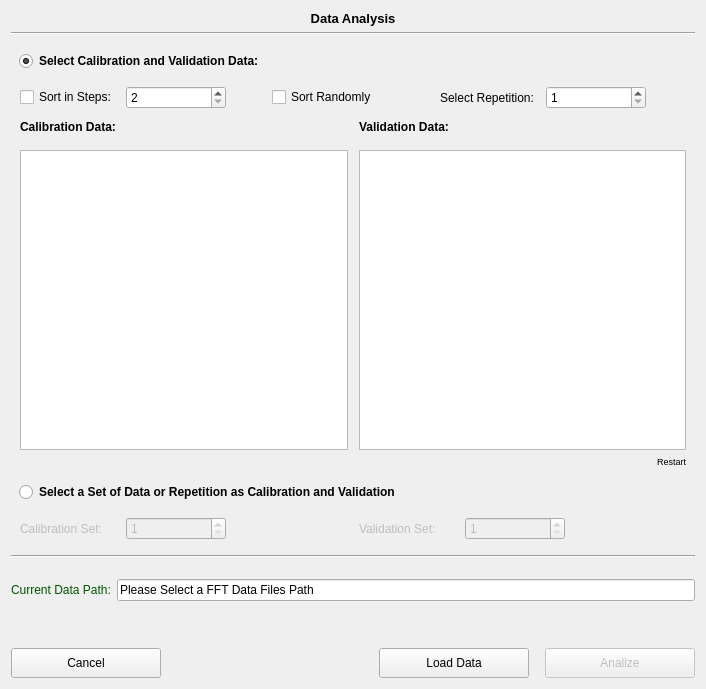
First picture: the form in pol_AnalizeData.ui, repository CesarCarvajal/Oxymetry-Backup-2018, before the edit.
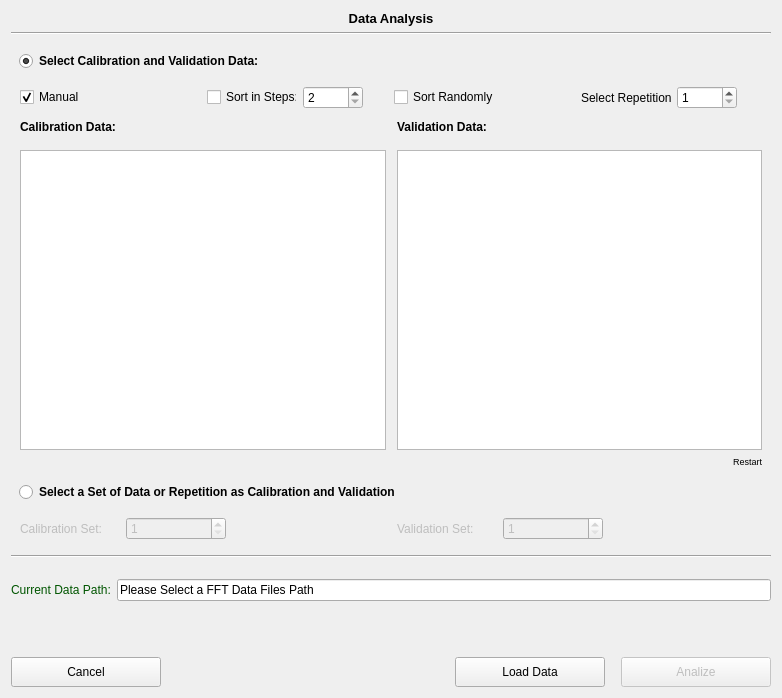
Second picture: the form after the edit. Custom widgets are drawn as their Qt base class.

```diff
--- a/pol_AnalizeData.ui
+++ b/pol_AnalizeData.ui
@@ -6,8 +6,8 @@
    <rect>
     <x>0</x>
     <y>0</y>
-    <width>706</width>
-    <height>689</height>
+    <width>782</width>
+    <height>698</height>
    </rect>
   </property>
   <property name="sizePolicy">
@@ -139,19 +139,19 @@
        <layout class="QVBoxLayout" name="verticalLayout_fileconf">
         <item>
          <layout class="QGridLayout" name="gridLayout_3">
-          <item row="0" column="0">
-           <layout class="QHBoxLayout" name="horizontalLayout_4">
+          <item row="0" column="2">
+           <layout class="QHBoxLayout" name="horizontalLayout_10">
             <item>
              <widget class="QCheckBox" name="checkBox_stepsSelec">
               <property name="minimumSize">
                <size>
-                <width>100</width>
+                <width>90</width>
                 <height>0</height>
                </size>
               </property>
               <property name="maximumSize">
                <size>
-                <width>100</width>
+                <width>90</width>
                 <height>16777215</height>
                </size>
               </property>
@@ -167,13 +167,13 @@
               </property>
               <property name="minimumSize">
                <size>
-                <width>100</width>
+                <width>60</width>
                 <height>0</height>
                </size>
               </property>
               <property name="maximumSize">
                <size>
-                <width>100</width>
+                <width>60</width>
                 <height>16777215</height>
                </size>
               </property>
@@ -192,27 +192,27 @@
               </property>
               <property name="sizeHint" stdset="0">
                <size>
-                <width>40</width>
-                <height>20</height>
+                <width>20</width>
+                <height>1</height>
                </size>
               </property>
              </spacer>
             </item>
            </layout>
           </item>
-          <item row="0" column="2">
+          <item row="0" column="6">
            <layout class="QHBoxLayout" name="horizontalLayout_5">
             <item>
              <widget class="QLabel" name="label_repselec">
               <property name="minimumSize">
                <size>
-                <width>100</width>
+                <width>90</width>
                 <height>0</height>
                </size>
               </property>
               <property name="maximumSize">
                <size>
-                <width>100</width>
+                <width>90</width>
                 <height>16777215</height>
                </size>
               </property>
@@ -225,13 +225,13 @@
              <widget class="QSpinBox" name="spinBox_repselec">
               <property name="minimumSize">
                <size>
-                <width>100</width>
+                <width>60</width>
                 <height>0</height>
                </size>
               </property>
               <property name="maximumSize">
                <size>
-                <width>100</width>
+                <width>60</width>
                 <height>16777215</height>
                </size>
               </property>
@@ -253,27 +253,66 @@
               </property>
               <property name="sizeHint" stdset="0">
                <size>
-                <width>40</width>
-                <height>20</height>
+                <width>20</width>
+                <height>1</height>
                </size>
               </property>
              </spacer>
             </item>
            </layout>
           </item>
-          <item row="0" column="1">
+          <item row="0" column="0">
+           <layout class="QHBoxLayout" name="horizontalLayout_4">
+            <item>
+             <widget class="QCheckBox" name="checkBox_SelecManual">
+              <property name="minimumSize">
+               <size>
+                <width>150</width>
+                <height>0</height>
+               </size>
+              </property>
+              <property name="maximumSize">
+               <size>
+                <width>150</width>
+                <height>16777215</height>
+               </size>
+              </property>
+              <property name="text">
+               <string>Manual</string>
+              </property>
+              <property name="checked">
+               <bool>true</bool>
+              </property>
+             </widget>
+            </item>
+            <item>
+             <spacer name="horizontalSpacer_13">
+              <property name="orientation">
+               <enum>Qt::Horizontal</enum>
+              </property>
+              <property name="sizeHint" stdset="0">
+               <size>
+                <width>20</width>
+                <height>1</height>
+               </size>
+              </property>
+             </spacer>
+            </item>
+           </layout>
+          </item>
+          <item row="0" column="5">
            <layout class="QHBoxLayout" name="horizontalLayout_8">
             <item>
              <widget class="QCheckBox" name="checkBox_RandomSort">
               <property name="minimumSize">
                <size>
-                <width>100</width>
+                <width>150</width>
                 <height>0</height>
                </size>
               </property>
               <property name="maximumSize">
                <size>
-                <width>100</width>
+                <width>150</width>
                 <height>16777215</height>
                </size>
               </property>
@@ -289,8 +328,8 @@
               </property>
               <property name="sizeHint" stdset="0">
                <size>
-                <width>40</width>
-                <height>20</height>
+                <width>20</width>
+                <height>1</height>
                </size>
               </property>
              </spacer>
```
